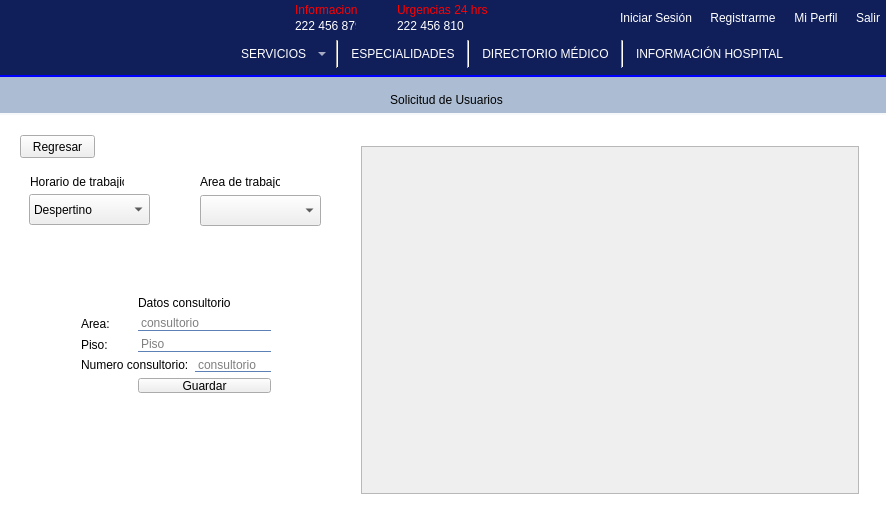
Above: mainwindow.ui from Laloses/Hospital before the change. Below: the same form after it.
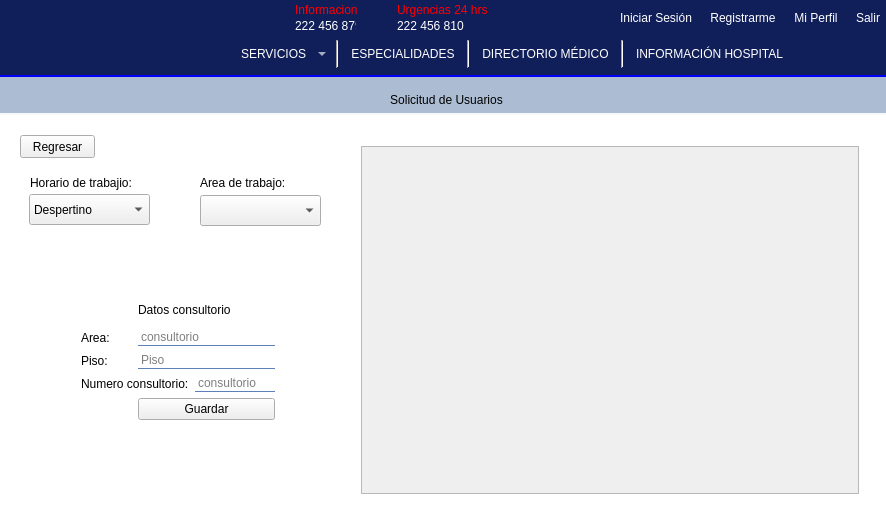
That is the form after the change. The open tabs and pages were chosen to show the change. Icons and pictures are not drawn.

Commit message: cambio de lugar las librerias

```diff
--- a/mainwindow.ui
+++ b/mainwindow.ui
@@ -2649,8 +2649,8 @@
            <rect>
             <x>20</x>
             <y>50</y>
-            <width>94</width>
-            <height>13</height>
+            <width>113</width>
+            <height>16</height>
            </rect>
           </property>
           <property name="text">
@@ -2662,21 +2662,21 @@
            <rect>
             <x>190</x>
             <y>50</y>
-            <width>80</width>
-            <height>13</height>
+            <width>95</width>
+            <height>16</height>
            </rect>
           </property>
           <property name="text">
            <string>Area de trabajo:</string>
           </property>
          </widget>
-         <widget class="QWidget" name="">
+         <widget class="QWidget" name="layoutWidget">
           <property name="geometry">
            <rect>
             <x>60</x>
             <y>160</y>
-            <width>212</width>
-            <height>119</height>
+            <width>216</width>
+            <height>146</height>
            </rect>
           </property>
           <layout class="QGridLayout" name="gridLayout_16">
```
Left out of the diff: 12 changed lines with no effect on the pictures. The commit also changes 2 other files.
